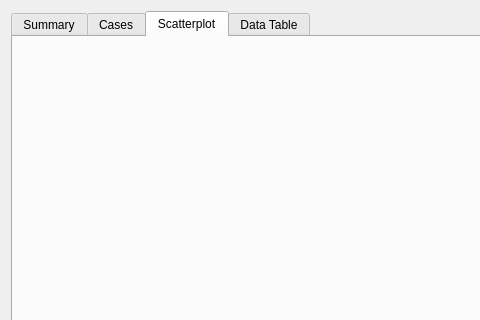
caden-maxwell/nhtsa-scrape, file src/app/ui/DataView.ui: the form before one commit; both pictures show x 0 to 480 and y 0 to 320 of the 1024 by 576 pixel window.
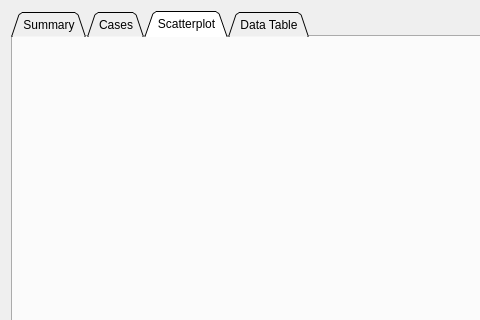
The form after the commit. The open tabs and pages were chosen to show the change.

Commit message: Different approach to scatterplot view

What changed in the file:
```diff
--- a/src/app/ui/DataView.ui
+++ b/src/app/ui/DataView.ui
@@ -16,6 +16,9 @@
   <layout class="QVBoxLayout" name="verticalLayout">
    <item>
     <widget class="QTabWidget" name="tabWidget">
+     <property name="tabShape">
+      <enum>QTabWidget::Triangular</enum>
+     </property>
      <property name="currentIndex">
       <number>2</number>
      </property>
```
Left out of the diff: 17 changed lines with no effect on the pictures. The commit also changes 2 other files.
